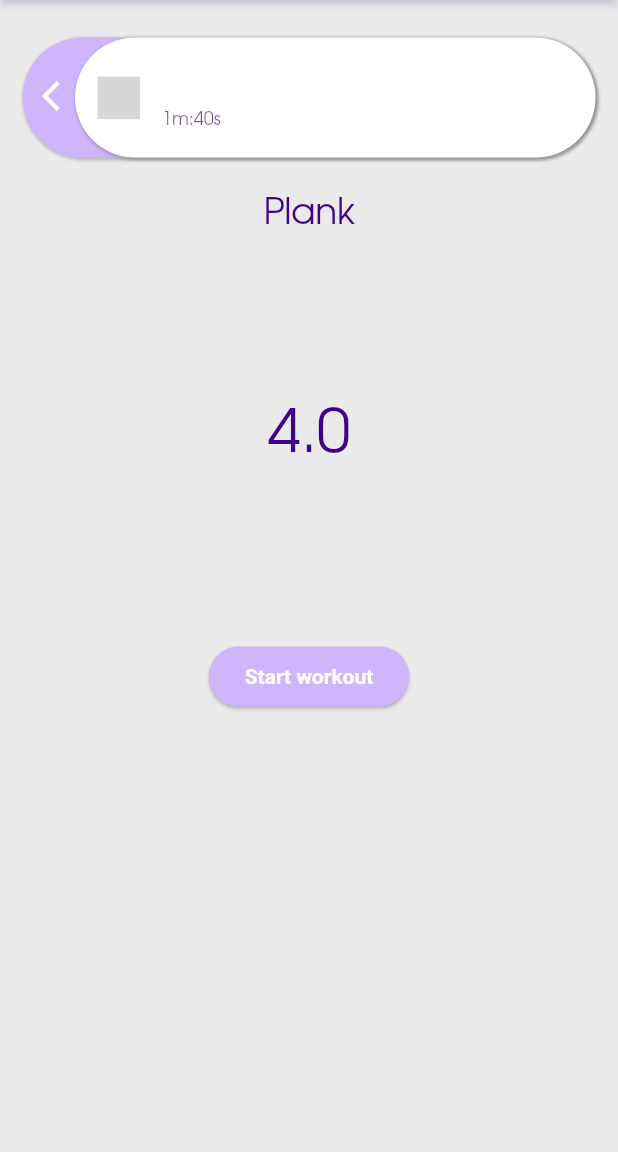
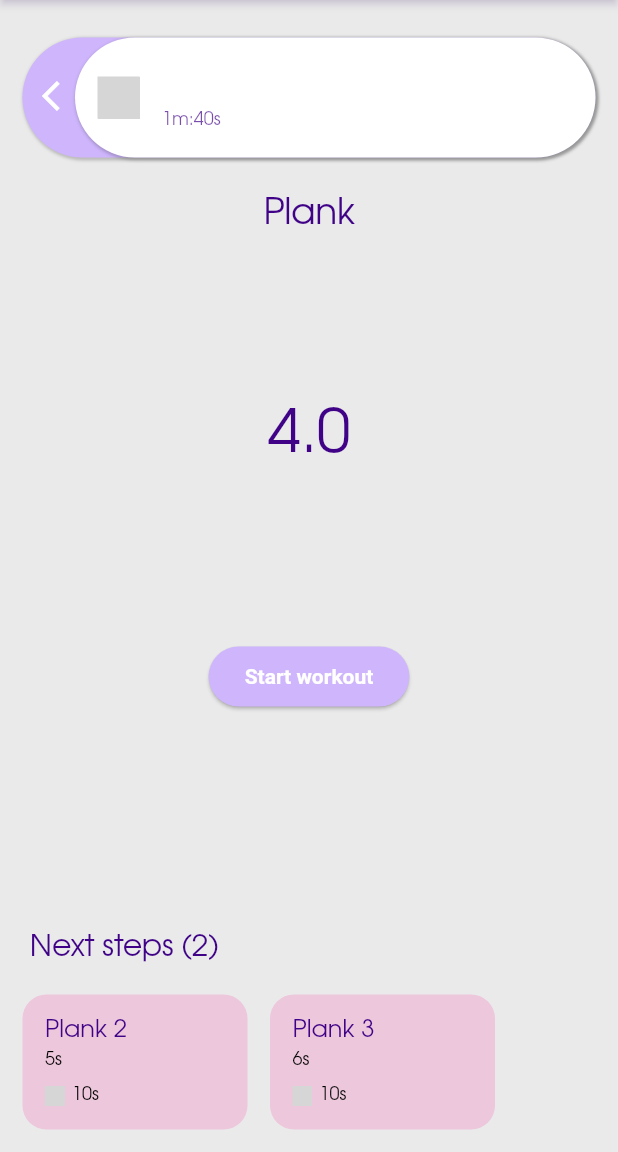
Before and after one commit to Baldtech/thibolt, a Flutter app: the DetailsPage screen opened directly with empty values, on a phone screen of 412 x 824 dp, the part 84-1236 px from its top. Run offline on Flutter 3.47's test engine with Material 3 defaults, Android fonts, the light colour scheme and no system bars; drawn by our look-alikes of circular_countdown_timer; our stand-ins replace audioplayers, flutter_svg; grey boxes are pictures that could not be loaded.

Commit message:
Responsive details page

```diff
--- a/lib/pages/details.dart
+++ b/lib/pages/details.dart
@@ -19,7 +19,7 @@ class DetailsPage extends StatefulWidget {
 class _DetailsPageState extends State<DetailsPage> {
   var _duration = 0;
   final CountDownController _controller = CountDownController();
-  PanelController _pc = new PanelController();
+  final PanelController _pc = PanelController();
 
   List<StepModel> steps = [];
   List<StepModel> _nextSteps = [];
@@ -41,11 +41,23 @@ class _DetailsPageState extends State<DetailsPage> {
   Widget build(BuildContext context) {
     _getInitialInfo();
 
+    if (MediaQuery.of(context).size.height > 700) {
       return Scaffold(
         appBar: const NavBar(),
-      body: SlidingUpPanel(
+        body: _pageContent(context),
+      );
+    }
+
+    return Scaffold(
+      appBar: const NavBar(),
+      body: _slidingPanelWidget(context),
+    );
+  }
+
+  SlidingUpPanel _slidingPanelWidget(BuildContext context) {
+    return SlidingUpPanel(
       minHeight: 50,
-        maxHeight: 200,
+      maxHeight: 180,
       controller: _pc,
       panelBuilder: () {
         return Column(children: [
@@ -87,7 +99,6 @@ class _DetailsPageState extends State<DetailsPage> {
         ]);
       },
       body: _pageContent(context),
-      ),
     );
   }
 
@@ -109,7 +120,7 @@ class _DetailsPageState extends State<DetailsPage> {
             ),
           ),
           Visibility(
-            visible: false,
+            visible: MediaQuery.of(context).size.height > 700,
             replacement: const SizedBox.shrink(),
             child: Align(
               alignment: Alignment.bottomCenter,
@@ -430,7 +441,7 @@ class _DetailsPageState extends State<DetailsPage> {
             },
           ),
         ),
-        const SizedBox(height: 35),
+        const SizedBox(height: 15),
       ],
     );
   }
```
Also changed, not shown: 3 other files. Lines whose indentation alone changed are shown as unchanged.
